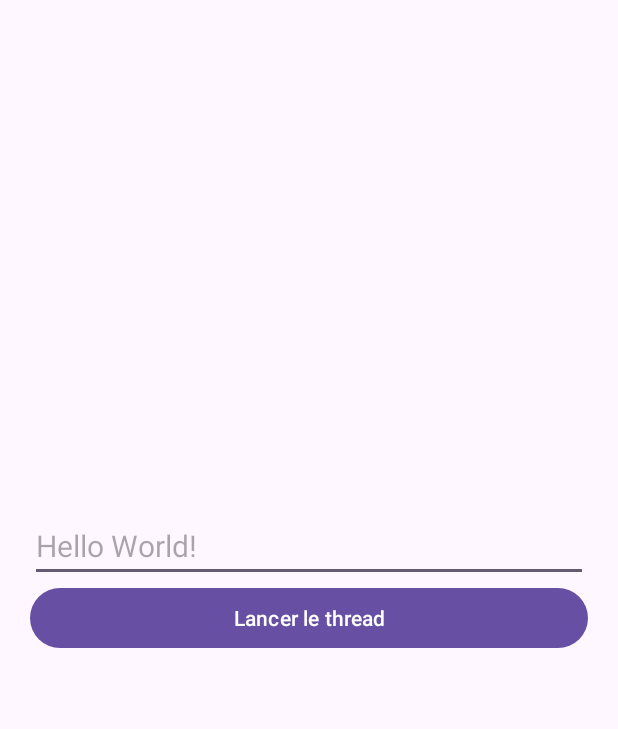
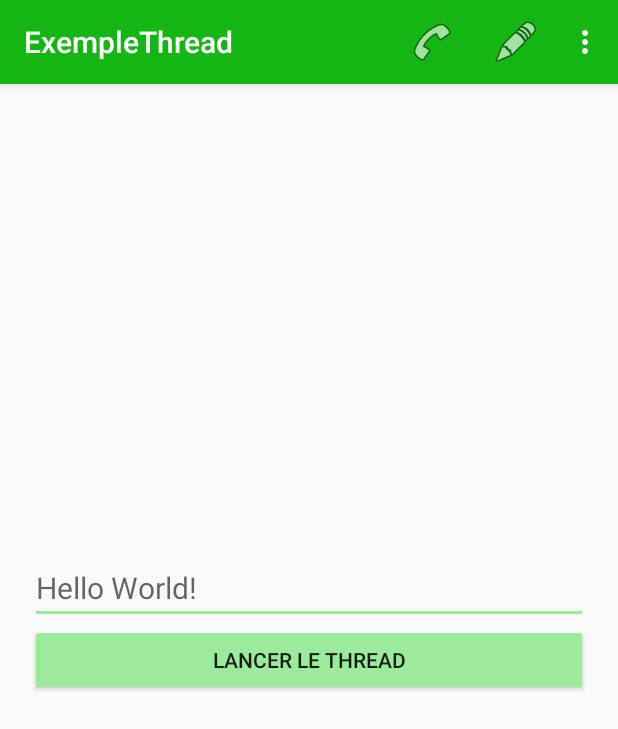
Before and after one commit to youssefyazidi/Mobile2024, an Android app: the screen it shows after launch (MainActivity), on a phone screen of 412 x 824 dp. Shown: the top 729 px of the screen. Run offline under Robolectric (Android 15) with nearby library versions, the phone set to English and light mode, and no system bars.

Commit message:
131120242

```diff
--- a/M205/ExempleThread/app/build.gradle
+++ b/M205/ExempleThread/app/build.gradle
@@ -9,7 +9,7 @@ android {
 
     defaultConfig {
         applicationId "com.example.exemplethread"
-        minSdk 24
+        minSdk 25
         targetSdk 34
         versionCode 1
         versionName "1.0"
--- a/M205/ExempleThread/app/src/main/java/com/example/exemplethread/AsyncTask1.kt
+++ b/M205/ExempleThread/app/src/main/java/com/example/exemplethread/AsyncTask1.kt
@@ -1,4 +1,6 @@
 package com.example.exemplethread
 
-class AsyncTask1 {
-}
+import android.os.AsyncTask
+import android.util.Log
+import android.view.View
+import android.widget.Toast
--- a/M205/ExempleThread/app/src/main/res/menu/menu1.xml
+++ b/M205/ExempleThread/app/src/main/res/menu/menu1.xml
@@ -1,4 +1,24 @@
 <?xml version="1.0" encoding="utf-8"?>
-<menu xmlns:android="http://schemas.android.com/apk/res/android">
+<menu xmlns:app="http://schemas.android.com/apk/res-auto"
+    xmlns:android="http://schemas.android.com/apk/res/android">
 
+    <item android:id="@+id/id1"
+        android:title="call"
+        app:showAsAction="always"
+        android:icon="@android:drawable/ic_menu_call"
+        />
+    <item android:id="@+id/id2"
+        android:title="edit"
+        app:showAsAction="ifRoom"
+        android:icon="@android:drawable/ic_menu_edit"
+        />
+
+    <item android:id="@+id/id3"
+        android:title="settings"
+        app:showAsAction="never"
+        />
+    <item android:id="@+id/id4"
+        android:title="exit"
+        app:showAsAction="never"
+        />
 </menu>
--- a/M205/ExempleThread/app/src/main/res/values/colors.xml
+++ b/M205/ExempleThread/app/src/main/res/values/colors.xml
@@ -2,4 +2,8 @@
 <resources>
     <color name="black">#FF000000</color>
     <color name="white">#FFFFFFFF</color>
+
+    <color name="vert1">#14B614</color>
+
+    <color name="vert2">#9CEB9C</color>
 </resources>
--- a/M205/ExempleThread/app/src/main/res/values/themes.xml
+++ b/M205/ExempleThread/app/src/main/res/values/themes.xml
@@ -1,9 +1,14 @@
 <resources xmlns:tools="http://schemas.android.com/tools">
     <!-- Base application theme. -->
-    <style name="Base.Theme.ExempleThread" parent="Theme.Material3.DayNight.NoActionBar">
+<style name="Base.Theme.ExempleThread" parent="Theme.AppCompat.DayNight.DarkActionBar">
+
         <!-- Customize your light theme here. -->
-        <!-- <item name="colorPrimary">@color/my_light_primary</item> -->
-    </style>
+        <item name="colorPrimary">@color/vert1</item>
+        <item name="android:colorSecondary">@color/vert2</item>
+    <item name="backgroundTint">@color/vert2</item>
+
+</style>
 
     <style name="Theme.ExempleThread" parent="Base.Theme.ExempleThread" />
+
 </resources>
```
Also changed, not shown: M205/ExempleThread/app/src/main/java/com/example/exemplethread/MainActivity.kt (+90 -2 lines).
